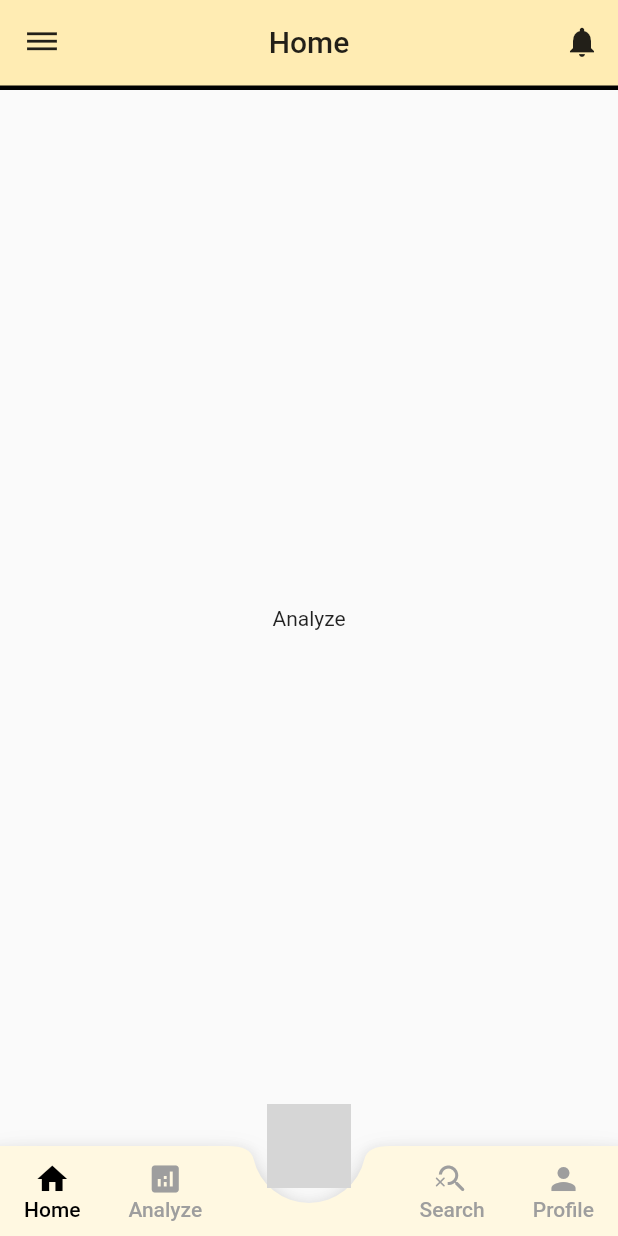
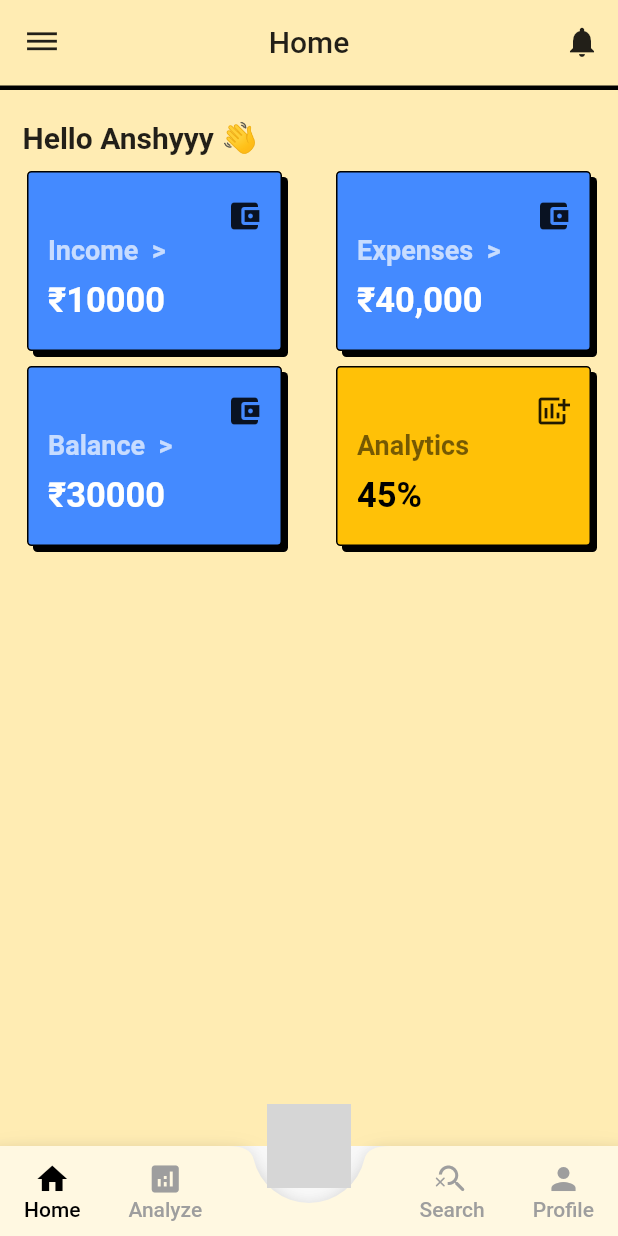
Before and after one commit to anshyyy/Pockey, a Flutter app: the screen it shows after launch, on a phone screen of 412 x 824 dp. Run offline on Flutter 3.47's test engine with Material 2 defaults, Android fonts, the phone set to English and light mode, and no system bars; missing offline and left inert: circular_motion, neubrutalism_ui; grey boxes are pictures that could not be loaded.

Commit message:
analyze dashboard

```diff
--- a/lib/view/analyze.dart
+++ b/lib/view/analyze.dart
@@ -1,12 +1,22 @@
 import 'package:flutter/material.dart';
 
-class Analyze extends StatelessWidget {
+import '../widget/dashTile.dart';
+
+class Analyze extends StatefulWidget {
   const Analyze({super.key});
 
   @override
+  State<Analyze> createState() => _AnalyzeState();
+}
+
+class _AnalyzeState extends State<Analyze> {
+  @override
   Widget build(BuildContext context) {
     return Scaffold(
-      body: Center(child: Text("Analyze")),
+      backgroundColor: Colors.amber[100],
+      body: Container(
+        child: DashTile(),
+      ),
     );
   }
 }
--- /dev/null
+++ b/lib/widget/dashTile.dart
@@ -0,0 +1,341 @@
+import 'package:flutter/material.dart';
+import 'package:neubrutalism_ui/neubrutalism_ui.dart';
+import 'package:pockey/widget/tile.dart';
+
+class DashTile extends StatefulWidget {
+  const DashTile({super.key});
+
+  @override
+  State<DashTile> createState() => _DashTileState();
+}
+
+class _DashTileState extends State<DashTile> {
+  bool press = false;
+  int selectedMonthIndex = -1;
+  TextEditingController _incomeMoneyController = new TextEditingController();
+  String IncomeMoney = "10000";
+  List<String> months = [
+    "January",
+    "Febuary",
+    "March",
+    "April",
+    "May",
+    "June",
+    "July",
+    "August",
+    "September",
+    "October",
+    "November",
+    "December"
+  ];
+  @override
+  Widget build(BuildContext context) {
+    return Container(
+        child: Container(
+      padding: const EdgeInsets.only(left: 5, top: 10, right: 5),
+      child: Column(
+          mainAxisAlignment: MainAxisAlignment.start,
+          crossAxisAlignment: CrossAxisAlignment.start,
+          children: [
+            Container(
+              padding: const EdgeInsets.all(10),
+              //Name will be fetched from DB
+              child: Text(
+                "Hello Anshyyy 👋",
+                style: TextStyle(fontSize: 20, fontWeight: FontWeight.bold),
+              ),
+            ),
+            Row(
+              mainAxisAlignment: MainAxisAlignment.spaceEvenly,
+              children: [
+                Tile(
+                    1,
+                    50,
+                    Icon(Icons.account_balance_wallet),
+                    50,
+                    Text(
+                      '₹' + IncomeMoney,
+                      overflow: TextOverflow.ellipsis,
+                      style: TextStyle(
+                          fontSize: 23,
+                          fontWeight: FontWeight.bold,
+                          color: Colors.white),
+                    ), () {
+                  showModalBottomSheet(
+                      isScrollControlled: true,
+                      backgroundColor: Colors.amber[100],
+                      context: context,
+                      builder: (BuildContext context) {
+                        return StatefulBuilder(builder:
+                            (BuildContext context, StateSetter mystate) {
+                          return Padding(
+                            padding: EdgeInsets.only(
+                                bottom:
+                                    MediaQuery.of(context).viewInsets.bottom),
+                            child: SizedBox(
+                              height: MediaQuery.of(context).size.height / 2,
+                              child: Column(
+                                crossAxisAlignment: CrossAxisAlignment.start,
+                                mainAxisSize: MainAxisSize.min,
+                                children: [
+                                  Center(
+                                      child: Text("Add you Income",
+                                          style: TextStyle(
+                                              fontSize: 20,
+                                              fontWeight: FontWeight.bold))),
+                                  const SizedBox(
+                                    height: 20,
+                                  ),
+                                  Row(
+                                    children: [
+                                      Text("Amount",
+                                          style: TextStyle(
+                                              fontSize: 18,
+                                              color: Colors.black,
+                                              fontWeight: FontWeight.bold)),
+                                      const SizedBox(
+                                        width: 10,
+                                      ),
+                                      Expanded(
+                                          child: Column(
+                                        crossAxisAlignment:
+                                            CrossAxisAlignment.start,
+                                        children: [
+                                          SizedBox(
+                                            height: 50,
+                                            child: TextField(
+                                              controller:
+                                                  _incomeMoneyController,
+                                              style: TextStyle(
+                                                  color: Colors.black),
+                                              decoration: InputDecoration(
+                                                filled: true,
+                                                fillColor: Colors.white,
+                                                hintText: "Total Amount",
+                                                hintStyle: TextStyle(
+                                                  color: Colors.grey,
+                                                ),
+                                                enabledBorder:
+                                                    const OutlineInputBorder(
+                                                  borderSide: const BorderSide(
+                                                      color: Colors.black,
+                                                      width: 2.0),
+                                                ),
+                                                border: OutlineInputBorder(
+                                                  borderRadius:
+                                                      BorderRadius.all(
+                                                    Radius.circular(1.0),
+                                                  ),
+                                                  borderSide: BorderSide(
+                                                      style: BorderStyle.none,
+                                                      width: 5,
+                                                      color: Colors.black),
+                                                ),
+                                              ),
+                                            ),
+                                          ),
+                                          const SizedBox(height: 5),
+                                          Text(
+                                            "  Enter this month Income or Pocket Money",
+                                            style: TextStyle(
+                                                color: Colors.black54),
+                                          ),
+                                        ],
+                                      ))
+                                    ],
+                                  ),
+                                  const SizedBox(height: 20),
+                                  const Center(
+                                      child: Text("Select Month",
+                                          style: TextStyle(
+                                              fontSize: 20,
+                                              fontWeight: FontWeight.w900))),
+                                  Column(
+                                    children: [
+                                      Container(
+                                        height: 60,
+                                        width:
+                                            MediaQuery.of(context).size.width,
+                                        padding: EdgeInsets.only(right: 2),
+                                        child: ListView.builder(
+                                            scrollDirection: Axis.horizontal,
+                                            shrinkWrap: true,
+                                            itemCount: months.length,
+                                            itemBuilder: (context, index) {
+                                              return Padding(
+                                                padding:
+                                                    const EdgeInsets.all(5.0),
+                                                child: NeuTextButton(
+                                                    Text(
+                                                      (selectedMonthIndex !=
+                                                              index)
+                                                          ? months[index]
+                                                          : months[index] +
+                                                              ' 📌',
+                                                      style: TextStyle(
+                                                          fontSize: 13,
+                                                          color: Colors.white,
+                                                          fontWeight:
+                                                              FontWeight.w900),
+                                                    ),
+                                                    Colors.primaries[index + 2],
+                                                    50,
+                                                    150,
+                                                    Colors.black,
+                                                    Colors.black,
+                                                    1, () {
+                                                  mystate(() {
+                                                    selectedMonthIndex = index;
+                                                    print(selectedMonthIndex);
+                                                  });
+                                                }),
+                                              );
+                                            }),
+                                      ),
+                                      SizedBox(height: 60),
+                                      Row(
+                                        mainAxisAlignment:
+                                            MainAxisAlignment.spaceEvenly,
+                                        children: [
+                                          NeuTextButton(
+                                              const Text(
+                                                "Cancel",
+                                                style: TextStyle(
+                                                    color: Colors.black,
+                                                    fontWeight: FontWeight.bold,
+                                                    fontSize: 20),
+                                              ),
+                                              Colors.grey,
+                                              70,
+                                              MediaQuery.of(context)
+                                                      .size
+                                                      .width /
+                                                  2.3,
+                                              Colors.black,
+                                              Colors.black,
+                                              1, () {
+                                            Navigator.of(context).pop();
+                                          }),
+                                          const SizedBox(width: 10),
+                                          NeuTextButton(
+                                              const Text(
+                                                "Done",
+                                                style: TextStyle(
+                                                    color: Colors.white,
+                                                    fontWeight: FontWeight.bold,
+                                                    fontSize: 20),
+                                              ),
+                                              Colors.blueAccent,
+                                              70,
+                                              MediaQuery.of(context)
+                                                      .size
+                                                      .width /
+                                                  2.3,
+                                              Colors.black,
+                                              Colors.black,
+                                              1, () {
+                                            setState(() {
+                                              IncomeMoney =
+                                                  _incomeMoneyController.text;
+                                            });
+                                            Navigator.of(context).pop();
+                                          })
+                                        ],
+                                      )
+                                    ],
+                                  ),
+                                ],
+                              ),
+                            ),
+                          );
+                        });
+                      });
+                },
+                    Colors.blueAccent,
+                    Text(
+                      "Income  >",
+                      style: TextStyle(
+                          fontSize: 18,
+                          fontWeight: FontWeight.bold,
+                          color: Colors.white70),
+                    )),
+                SizedBox(
+                  width: 10,
+                ),
+                Tile(
+                    1,
+                    50,
+                    Icon(Icons.account_balance_wallet),
+                    50,
+                    Text("₹40,000",
+                        overflow: TextOverflow.ellipsis,
+                        style: TextStyle(
+                            fontSize: 23,
+                            fontWeight: FontWeight.bold,
+                            color: Colors.white)),
+                    () {},
+                    Colors.blueAccent,
+                    Text(
+                      "Expenses  >",
+                      style: TextStyle(
+                          fontSize: 18,
+                          fontWeight: FontWeight.bold,
+                          color: Colors.white70),
+                    ))
+              ],
+            ),
+            SizedBox(
+              height: 10,
+            ),
+            Row(
+              mainAxisAlignment: MainAxisAlignment.spaceEvenly,
+              children: [
+                Tile(
+                    1,
+                    50,
+                    Icon(Icons.account_balance_wallet),
+                    50,
+                    Text("₹30000",
+                        overflow: TextOverflow.ellipsis,
+                        style: TextStyle(
+                            fontSize: 23,
+                            fontWeight: FontWeight.bold,
+                            color: Colors.white)),
+                    () {},
+                    Colors.blueAccent,
+                    Text(
+                      "Balance  >",
+                      style: TextStyle(
+                          fontSize: 18,
+                          fontWeight: FontWeight.bold,
+                          color: Colors.white70),
+                    )),
+                SizedBox(
+                  width: 10,
+                ),
+                Tile(
+                    1,
+                    50,
+                    Icon(Icons.add_chart),
+                    50,
+                    Text("45%",
+                        overflow: TextOverflow.ellipsis,
+                        style: TextStyle(
+                            fontSize: 23,
+                            fontWeight: FontWeight.bold,
+                            color: Colors.black)),
+                    () {},
+                    Colors.amber,
+                    Text(
+                      "Analytics",
+                      style: TextStyle(
+                          fontSize: 18,
+                          fontWeight: FontWeight.bold,
+                          color: Colors.black54),
+                    ))
+              ],
+            ),
+          ]),
+    ));
+  }
+}
```
Also changed, not shown: lib/view/dashboard.dart (+16 -3 lines).
